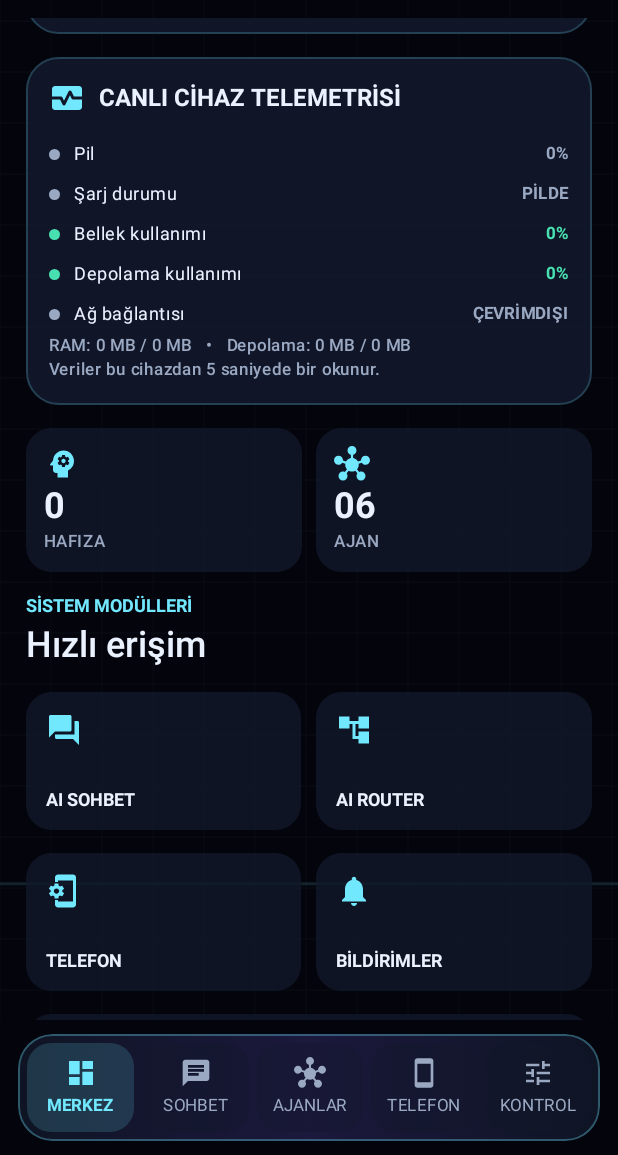
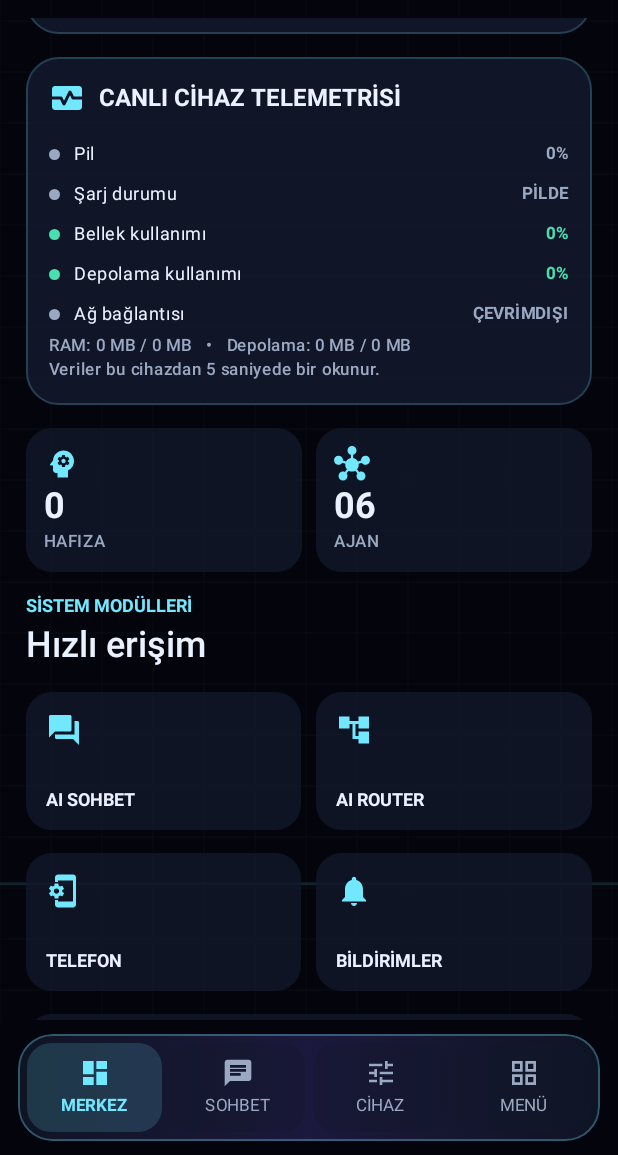
Before and after one commit to syntaxxsl/JARVIS-Android, an Android app built with Jetpack Compose: the screen it shows after launch (MainActivity), scrolled down 467 dp, on a phone screen of 412 x 824 dp, the part 81-1236 px from its top. Run offline under Robolectric (Android 15) with nearby library versions, the phone set to English and light mode, and no system bars; our stand-ins replace Dagger/Hilt's generated code, Room's generated code, Timber; 2 statements that could not run were skipped.

Commit message:
ui: simplify bottom navigation and organize all JARVIS modules

```diff
--- a/app/src/main/java/com/jarvis/assistant/feature/dashboard/DashboardScreen.kt
+++ b/app/src/main/java/com/jarvis/assistant/feature/dashboard/DashboardScreen.kt
@@ -96,9 +96,8 @@ fun DashboardScreen(
             val tabs = listOf(
                 Triple("home", "MERKEZ", Icons.Default.Dashboard),
                 Triple("chat", "SOHBET", Icons.Default.Chat),
-                Triple("agents", "AJANLAR", Icons.Default.Hub),
-                Triple("phone", "TELEFON", Icons.Default.Smartphone),
-                Triple("control", "KONTROL", Icons.Default.Tune)
+                Triple("control", "CİHAZ", Icons.Default.Tune),
+                Triple("modules", "MENÜ", Icons.Default.GridView)
             )
             Box(
                 Modifier.fillMaxWidth()
@@ -489,6 +488,16 @@ fun DashboardScreen(
                                 }
                             }
                         }
+                        "modules" -> LazyColumn(Modifier.fillMaxSize().padding(18.dp), verticalArrangement = Arrangement.spacedBy(11.dp)) {
+                            item { SectionHeading("JARVIS MODÜLLERİ", "Tüm yetenekler tek bir yerde") }
+                            item { QuickCard("Uzman ajanlar", "Araştırma, yazılım, belge, öğrenme ve yaratıcı ajanlar", Icons.Default.Hub) { page = "agents" } }
+                            item { QuickCard("Telefon ve uygulamalar", "Uygulama başlatma, ekran etkileşimi ve sistem erişimi", Icons.Default.Smartphone) { page = "phone" } }
+                            item { QuickCard("Bildirim merkezi", "İzin verilen bildirimleri görüntüle ve yanıt taslağı hazırla", Icons.Default.Notifications) { page = "notifications" } }
+                            item { QuickCard("Kişisel hafıza", "Cihazda saklanan notları görüntüle ve yönet", Icons.Default.Psychology) { page = "memory" } }
+                            item { QuickCard("Belge zekâsı", "PDF ve görsellerden metin çıkar", Icons.Default.DocumentScanner) { page = "documents" } }
+                            item { QuickCard("AI yönlendirici", "Birincil ve yedek AI sağlayıcılarını yapılandır", Icons.Default.AccountTree) { page = "router" } }
+                            item { QuickCard("Kontrol merkezi", "Sistem izinleri ve cihaz kontrolleri", Icons.Default.Tune) { page = "control" } }
+                        }
                         "router" -> LazyColumn(Modifier.fillMaxSize().padding(18.dp), verticalArrangement = Arrangement.spacedBy(12.dp)) {
                             item { SectionHeading("JARVIS CONTROL", "AI yönlendirici ve sistem yönetimi") }
                             item {
```
